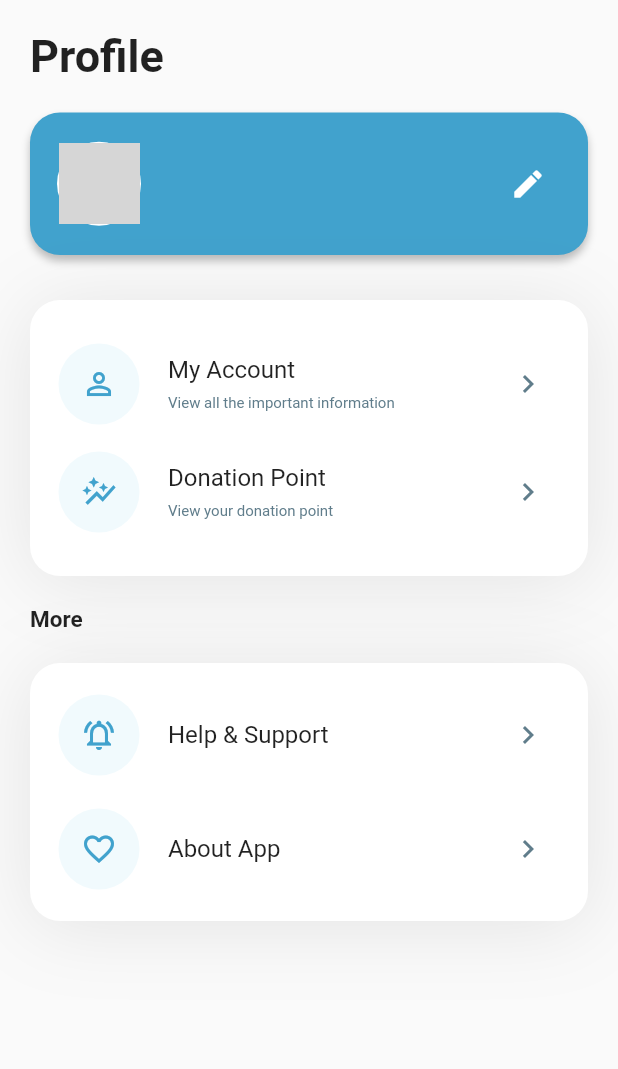
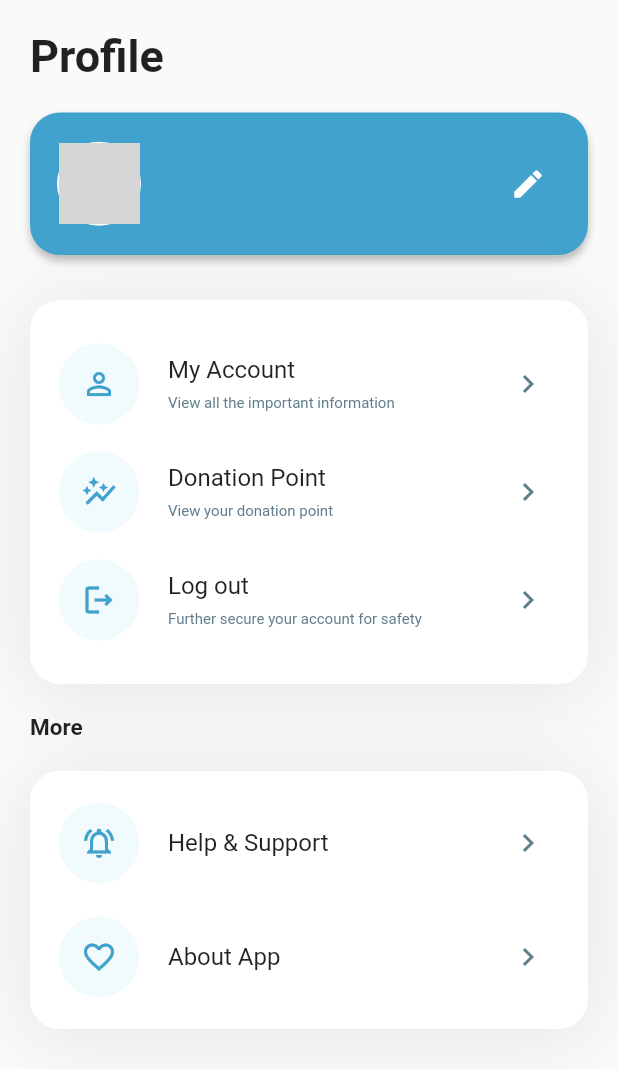
Before and after one commit to diwasneupane/FeedTheNeed_Mobile, a Flutter app: the Profile screen opened by its route, on a phone screen of 412 x 824 dp. Shown: the top 1069 px of the screen. Run offline on Flutter 3.47's test engine with Material 2 defaults, Android fonts, the phone set to English and light mode, and no system bars; our stand-ins replace bottom_navy_bar, dio, email_validator, flutter_pw_validator, image_picker, motion_toast and 1 more; missing offline and left inert: khalti_flutter; accounts and stored records are empty; generated files the repository leaves out were written again; network calls fail; grey boxes are pictures that could not be loaded.

Commit message:
logout part completed

```diff
--- a/lib/screens/profile.dart
+++ b/lib/screens/profile.dart
@@ -3,6 +3,7 @@ import 'package:feedtheneed/repositories/user_repository.dart';
 import 'package:feedtheneed/screens/aboutus.dart';
 import 'package:feedtheneed/screens/donationpoint.dart';
 import 'package:feedtheneed/screens/helpandsupport.dart';
+import 'package:feedtheneed/screens/login.dart';
 import 'package:feedtheneed/screens/myaccount.dart';
 import 'package:feedtheneed/screens/update_profile.dart';
 import 'package:feedtheneed/utils/api_url.dart';
@@ -229,6 +230,50 @@ class _ProfileState extends State<Profile> {
                             ),
                           ),
                         ),
+                        InkWell(
+                          onTap: () async {
+                            SharedPreferences prefs =
+                                await SharedPreferences.getInstance();
+                            prefs.clear();
+                            Navigator.of(context).pushNamedAndRemoveUntil(
+                                '/login', (Route<dynamic> route) => false);
+                          },
+                          child: ListTile(
+                            leading: const CircleAvatar(
+                              radius: 30,
+                              backgroundColor: Colors.white,
+                              child: CircleAvatar(
+                                backgroundColor:
+                                    Color.fromARGB(255, 241, 250, 253),
+                                radius: 27,
+                                child: Icon(
+                                  Icons.logout_outlined,
+                                  color: Color(0xFF41A2CD),
+                                ),
+                              ),
+                            ),
+                            title: const Text(
+                              "Log out",
+                            ),
+                            subtitle: const Text(
+                                "Further secure your account for safety",
+                                style: TextStyle(
+                                    color: Colors.blueGrey, fontSize: 10)),
+                            trailing: IconButton(
+                              onPressed: () {
+                                Navigator.push(
+                                  context,
+                                  MaterialPageRoute(
+                                      builder: (context) => const Login()),
+                                ); //action coe when button is pressed
+                              },
+                              icon: const Icon(
+                                Icons.keyboard_arrow_right_outlined,
+                                color: Colors.blueGrey,
+                              ),
+                            ),
+                          ),
+                        ),
                         const SizedBox(
                           height: 20,
                         ),
```
